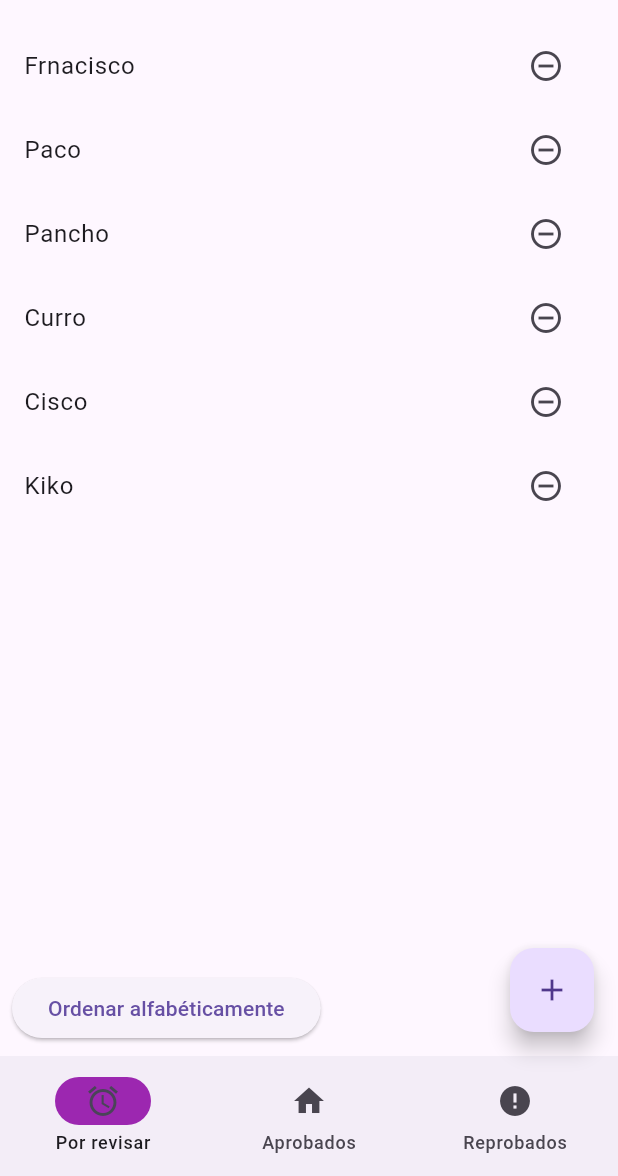
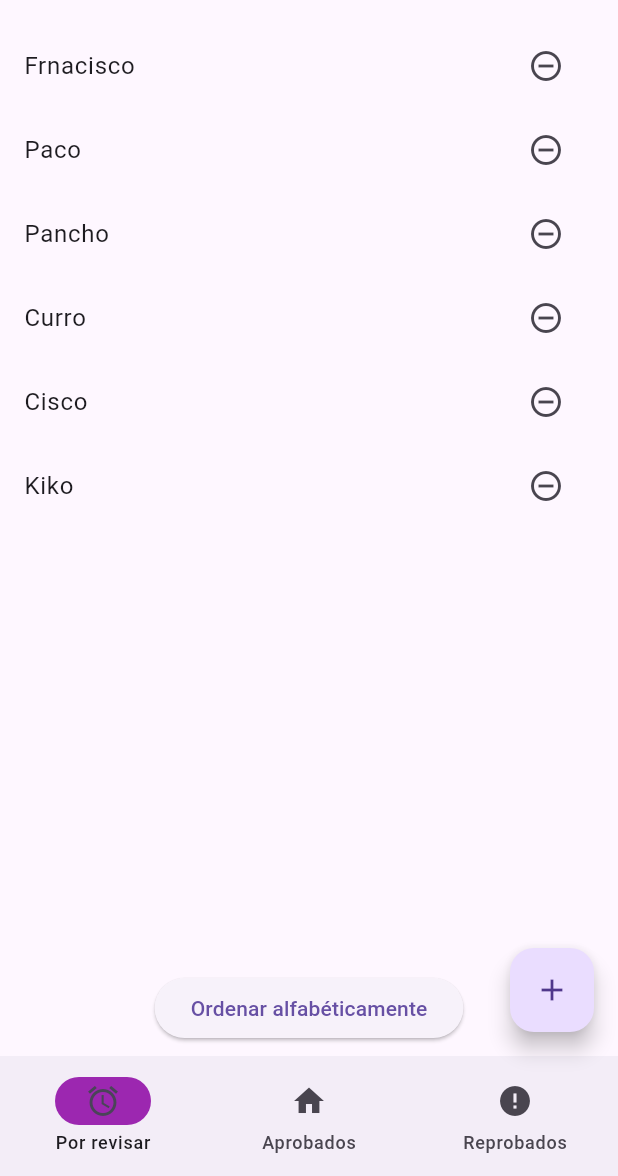
Before and after one commit to Galvez1114/nav_bar, a Flutter app: the screen it shows after launch, on a phone screen of 412 x 824 dp, the part 60-1236 px from its top. Run offline on Flutter 3.47's test engine with Material 3 defaults, Android fonts, the phone set to English and light mode, and no system bars; our stand-ins replace flutter_bloc.

Commit message:
Boton centrado

```diff
--- a/lib/main.dart
+++ b/lib/main.dart
@@ -104,12 +104,7 @@ class ButtonListAction extends StatelessWidget {
 
   @override
   Widget build(BuildContext context) {
-    return Center(
-        child: Row(
-      children: [
-        BotonOrdenamiento(bloc: bloc),
-      ],
-    ));
+    return Center(child: BotonOrdenamiento(bloc: bloc));
   }
 }
 
```
